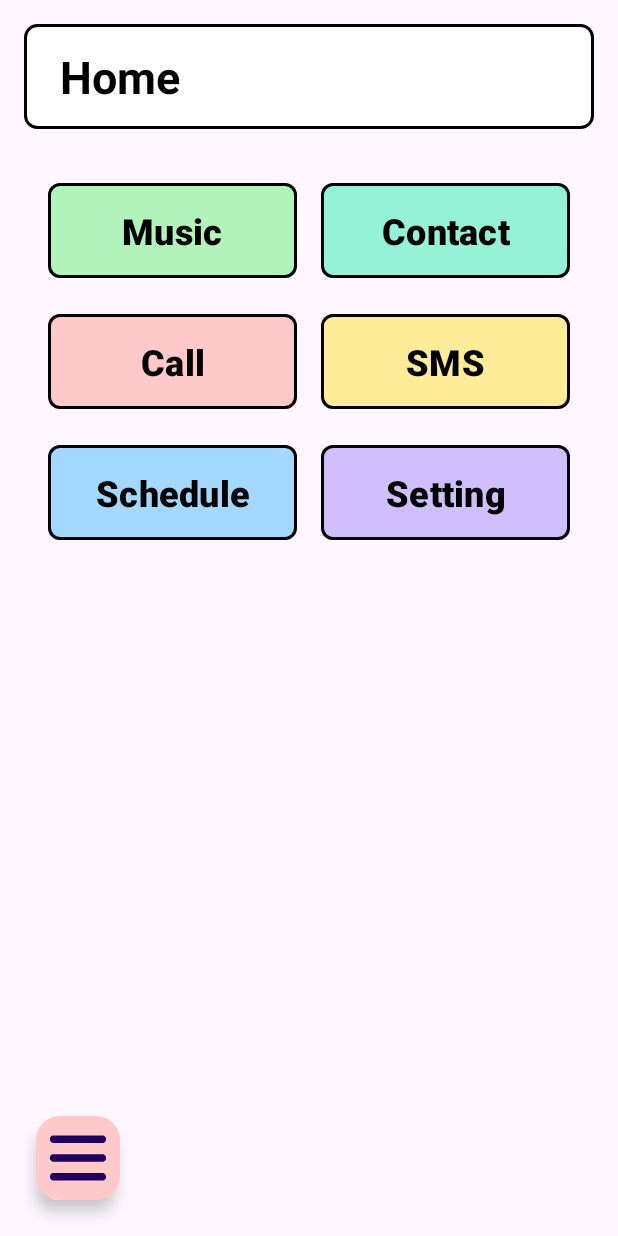
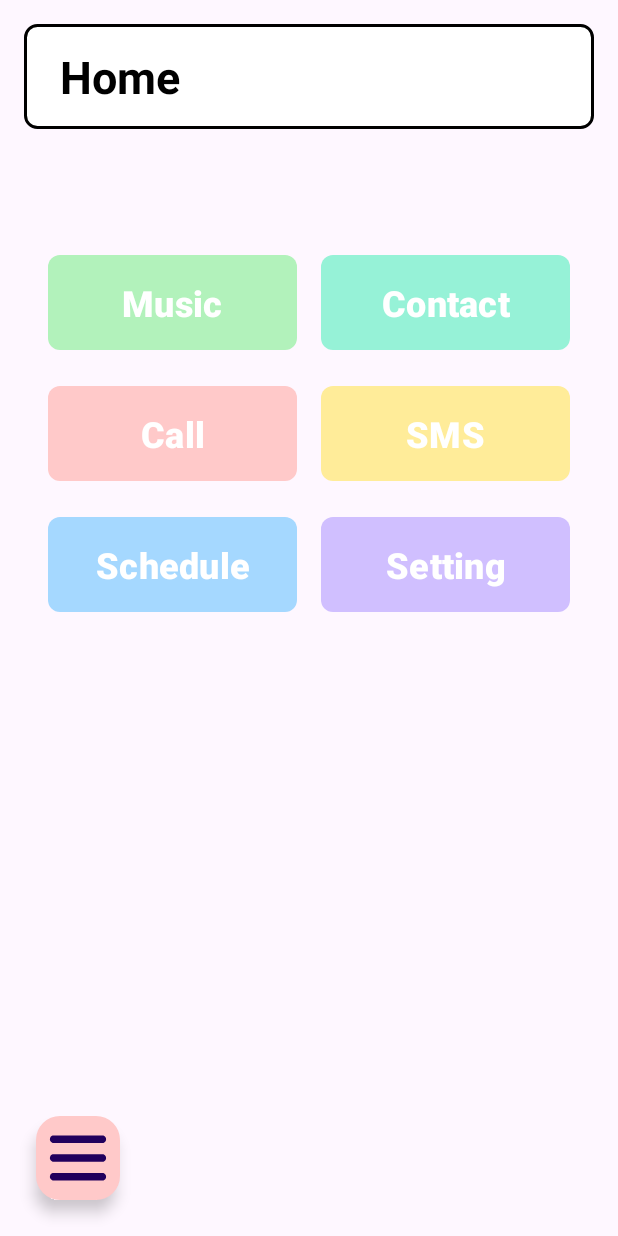
Before and after one commit to leonart-delux/mix-moblie-app, an Android app: the screen it shows after launch (MenuActivity), on a phone screen of 412 x 824 dp. Run offline under Robolectric (Android 15) with nearby library versions, the phone set to English and light mode, and no system bars.

Commit message:
Change button UI

```diff
--- a/app/src/main/res/layout/activity_menu.xml
+++ b/app/src/main/res/layout/activity_menu.xml
@@ -27,7 +27,7 @@
         android:layout_width="0dp"
         android:layout_height="wrap_content"
         android:orientation="horizontal"
-        android:layout_marginTop="24dp"
+        android:layout_marginTop="72dp"
         android:layout_marginStart="24dp"
         android:layout_marginEnd="24dp"
         app:layout_constraintTop_toBottomOf="@id/tb_home"
@@ -43,14 +43,12 @@
             android:paddingTop="15dp"
             android:paddingBottom="15dp"
             android:text="Music"
-            android:textColor="@color/black"
+            android:textColor="@color/white"
             android:textSize="24sp"
             android:textStyle="bold"
             android:onClick="switchToMediaPlayer"
             app:backgroundTint="@color/green"
-            app:cornerRadius="8dp"
-            app:strokeColor="@color/black"
-            app:strokeWidth="2dp" />
+            app:cornerRadius="8dp"/>
 
         <com.google.android.material.button.MaterialButton
             android:id="@+id/btn_contact"
@@ -61,12 +59,10 @@
             android:paddingBottom="15dp"
             android:textSize="24sp"
             android:text="Contact"
-            android:textColor="@color/black"
+            android:textColor="@color/white"
             android:textStyle="bold"
             android:layout_margin="8dp"
             app:backgroundTint="@color/mint"
-            app:strokeColor="@color/black"
-            app:strokeWidth="2dp"
             app:cornerRadius="8dp" />
     </LinearLayout>
 
@@ -90,13 +86,11 @@
             android:paddingTop="15dp"
             android:paddingBottom="15dp"
             android:text="Call"
-            android:textColor="@color/black"
+            android:textColor="@color/white"
             android:textSize="24sp"
             android:textStyle="bold"
             app:backgroundTint="@color/red"
-            app:cornerRadius="8dp"
-            app:strokeColor="@color/black"
-            app:strokeWidth="2dp" />
+            app:cornerRadius="8dp" />
 
         <com.google.android.material.button.MaterialButton
             android:id="@+id/btn_sms"
@@ -107,12 +101,10 @@
             android:paddingBottom="15dp"
             android:textSize="24sp"
             android:text="SMS"
-            android:textColor="@color/black"
+            android:textColor="@color/white"
             android:textStyle="bold"
             android:layout_margin="8dp"
             app:backgroundTint="@color/yellow"
-            app:strokeColor="@color/black"
-            app:strokeWidth="2dp"
             app:cornerRadius="8dp" />
     </LinearLayout>
 
@@ -136,13 +128,11 @@
             android:paddingTop="15dp"
             android:paddingBottom="15dp"
             android:text="Schedule"
-            android:textColor="@color/black"
+            android:textColor="@color/white"
             android:textSize="24sp"
             android:textStyle="bold"
             app:backgroundTint="@color/blue"
-            app:cornerRadius="8dp"
-            app:strokeColor="@color/black"
-            app:strokeWidth="2dp" />
+            app:cornerRadius="8dp"/>
 
         <com.google.android.material.button.MaterialButton
             android:id="@+id/btn_setting"
@@ -153,12 +143,10 @@
             android:paddingBottom="15dp"
             android:textSize="24sp"
             android:text="Setting"
-            android:textColor="@color/black"
+            android:textColor="@color/white"
             android:textStyle="bold"
             android:layout_margin="8dp"
             app:backgroundTint="@color/purple"
-            app:strokeColor="@color/black"
-            app:strokeWidth="2dp"
             app:cornerRadius="8dp" />
     </LinearLayout>
 
```
